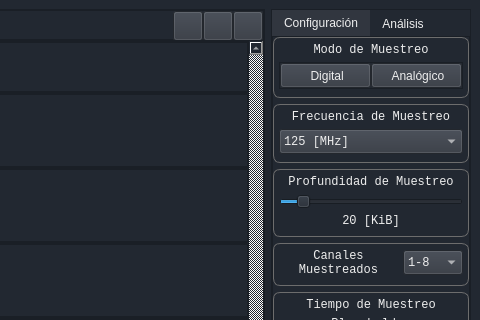
The window that GUI v0.1/src/mainwindow.ui (KarimHacen7/ProyectoFinal) describes before a commit, drawn with Qt 5; both pictures show x 501 to 981 and y 0 to 320 of the 981 by 757 pixel window.
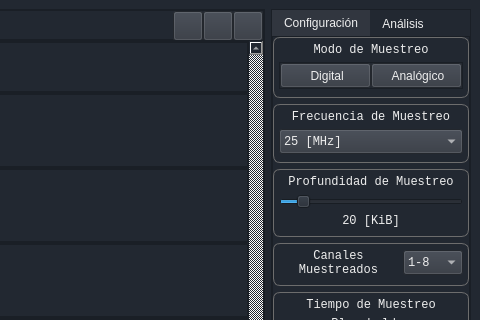
The same window after the commit. The open tabs and pages were chosen to show the change. Icons and pictures are not drawn.

What changed in the file:
```diff
--- a/GUI v0.1/src/mainwindow.ui
+++ b/GUI v0.1/src/mainwindow.ui
@@ -1910,7 +1910,7 @@
                     </font>
                    </property>
                    <property name="currentIndex">
-                    <number>16</number>
+                    <number>13</number>
                    </property>
                    <item>
                     <property name="text">
```
Left out of the diff: 2 changed lines with no effect on the pictures.
